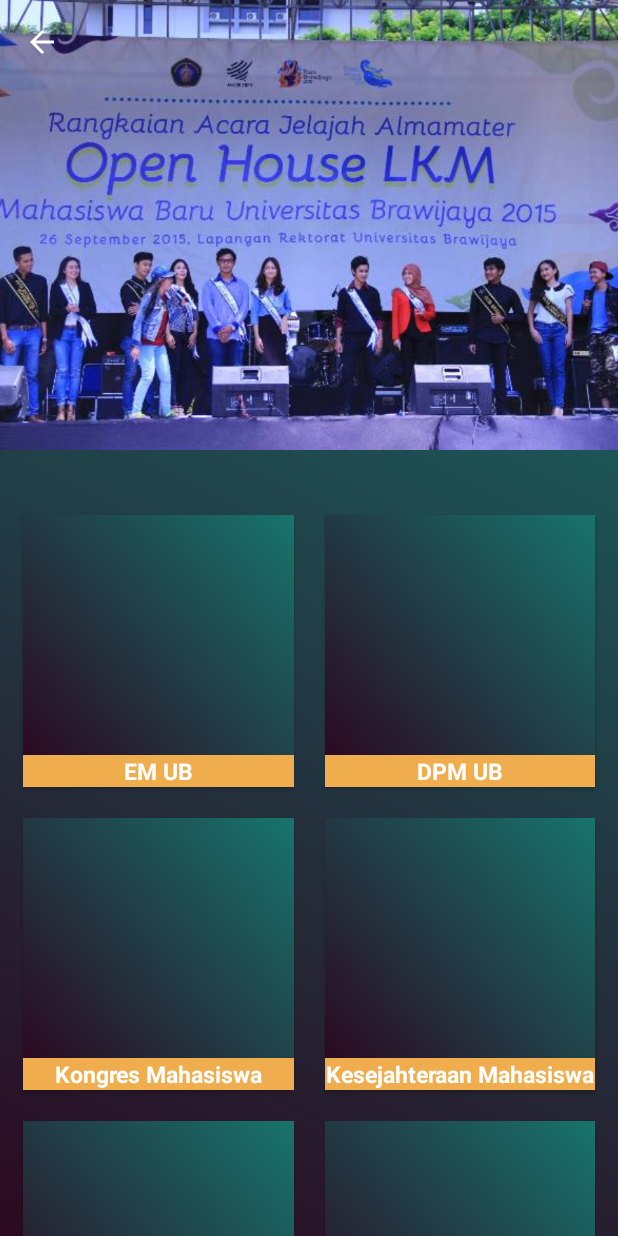
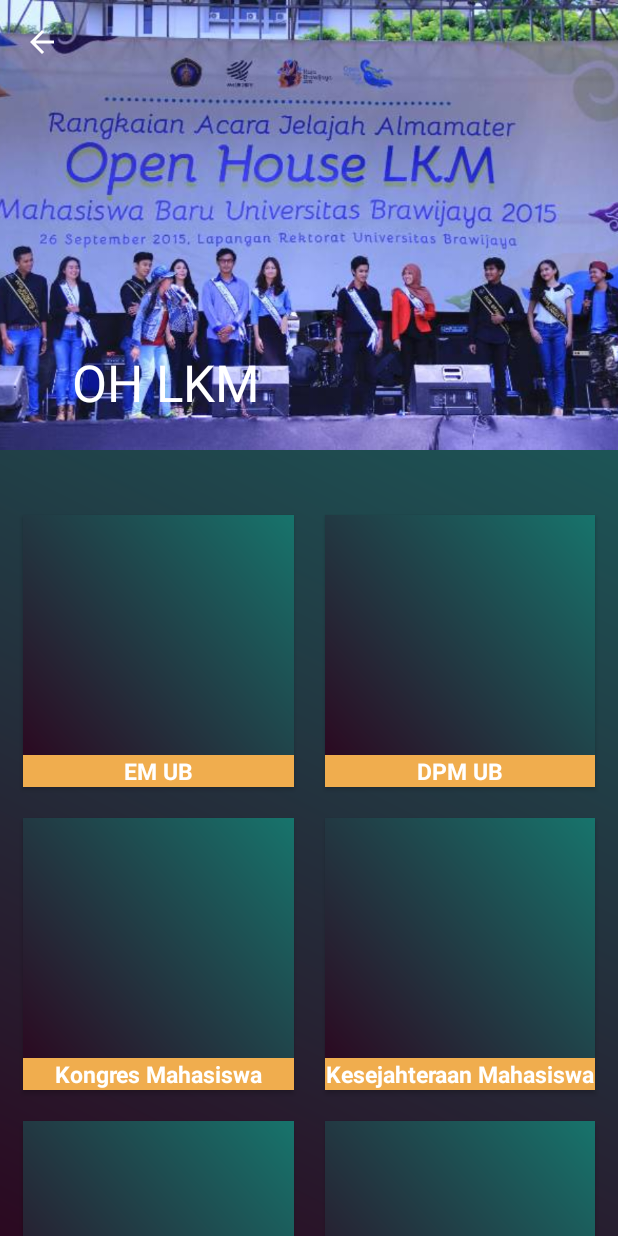
Before and after one commit to khusika/khusika_apps_rajabrawijaya, an Android app: the OHLKMActivity screen opened directly, with no data from a screen before it, on a phone screen of 412 x 824 dp. Run offline under Robolectric (Android 15) with nearby library versions, the phone set to English and light mode, and no system bars.

Commit message:
Reorganize CollapsingToolbar codes

```diff
--- a/app/src/main/java/com/pit/rajabrawijaya/OHLKMActivity.java
+++ b/app/src/main/java/com/pit/rajabrawijaya/OHLKMActivity.java
@@ -5,7 +5,6 @@
 import android.graphics.Rect;
 import android.os.Bundle;
 import android.support.design.widget.AppBarLayout;
-import android.support.design.widget.CollapsingToolbarLayout;
 import android.support.v7.app.AppCompatActivity;
 import android.support.v7.widget.DefaultItemAnimator;
 import android.support.v7.widget.GridLayoutManager;
@@ -39,7 +38,7 @@
         toolbar = (Toolbar) findViewById(R.id.ohlkm_toolbar);
         setupToolbar();
 
-        initCollapsingToolbar();
+        AppBarLayout mAppBarLayout = (AppBarLayout) findViewById(R.id.ohlkm_appbar);
 
         recyclerView = (RecyclerView) findViewById(R.id.recycler_view);
 
@@ -54,34 +53,6 @@
 
         prepareAlbums();
 
-    }
-
-    private void initCollapsingToolbar() {
-        final CollapsingToolbarLayout collapsingToolbar =
-                (CollapsingToolbarLayout) findViewById(R.id.ohlkmcollapsing_toolbar);
-        collapsingToolbar.setTitle(" ");
-        AppBarLayout appBarLayout = (AppBarLayout) findViewById(R.id.ohlkm_appbar);
-        appBarLayout.setExpanded(true);
-
-        // hiding & showing the title when toolbar expanded & collapsed
-        appBarLayout.addOnOffsetChangedListener(new AppBarLayout.OnOffsetChangedListener() {
-            boolean isShow = false;
-            int scrollRange = -1;
-
-            @Override
-            public void onOffsetChanged(AppBarLayout appBarLayout, int verticalOffset) {
-                if (scrollRange == -1) {
-                    scrollRange = appBarLayout.getTotalScrollRange();
-                }
-                if (scrollRange + verticalOffset == 0) {
-                    collapsingToolbar.setTitle(getString(R.string.app_name));
-                    isShow = true;
-                } else if (isShow) {
-                    collapsingToolbar.setTitle(" ");
-                    isShow = false;
-                }
-            }
-        });
     }
 
     private void setupToolbar(){
--- a/app/src/main/java/com/pit/rajabrawijaya/PBPKActivity.java
+++ b/app/src/main/java/com/pit/rajabrawijaya/PBPKActivity.java
@@ -24,7 +24,6 @@
         toolbar = (Toolbar) findViewById(R.id.pbpk_toolbar);
         setupToolbar();
 
-
         AppBarLayout mAppBarLayout = (AppBarLayout) findViewById(R.id.pbpk_appbar);
     }
 
--- a/app/src/main/java/com/pit/rajabrawijaya/PK2MUActivity.java
+++ b/app/src/main/java/com/pit/rajabrawijaya/PK2MUActivity.java
@@ -24,7 +24,6 @@
         toolbar = (Toolbar) findViewById(R.id.pk2mu_toolbar);
         setupToolbar();
 
-
         AppBarLayout mAppBarLayout = (AppBarLayout) findViewById(R.id.pk2mu_appbar);
     }
 
--- a/app/src/main/res/layout/activity_ohlkm.xml
+++ b/app/src/main/res/layout/activity_ohlkm.xml
@@ -17,7 +17,6 @@
         android:theme="@style/AppTheme.AppBarOverlay">
 
         <android.support.design.widget.CollapsingToolbarLayout
-            android:id="@+id/ohlkmcollapsing_toolbar"
             android:layout_width="match_parent"
             android:layout_height="match_parent"
             android:fitsSystemWindows="true"
--- a/app/src/main/res/layout/activity_pbpk.xml
+++ b/app/src/main/res/layout/activity_pbpk.xml
@@ -20,6 +20,9 @@
             android:layout_height="match_parent"
             android:fitsSystemWindows="true"
             app:contentScrim="?attr/colorPrimary"
+            app:expandedTitleMarginEnd="64dp"
+            app:expandedTitleMarginStart="48dp"
+            app:expandedTitleTextAppearance="@android:color/transparent"
             app:layout_scrollFlags="scroll|exitUntilCollapsed">
 
             <ImageView
--- a/app/src/main/res/layout/activity_pk2mu.xml
+++ b/app/src/main/res/layout/activity_pk2mu.xml
@@ -20,6 +20,9 @@
             android:layout_height="match_parent"
             android:fitsSystemWindows="true"
             app:contentScrim="?attr/colorPrimary"
+            app:expandedTitleMarginEnd="64dp"
+            app:expandedTitleMarginStart="48dp"
+            app:expandedTitleTextAppearance="@android:color/transparent"
             app:layout_scrollFlags="scroll|exitUntilCollapsed">
 
             <ImageView
```
